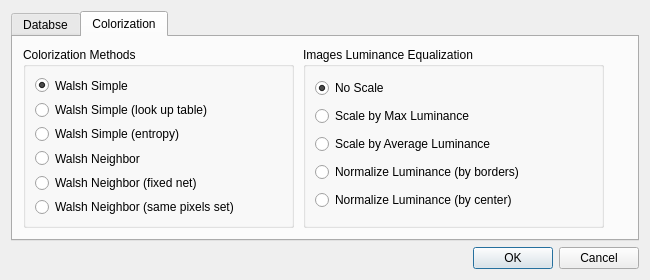
First picture: the form in GreyToColor/UI/DIALOGS/preferencesdialog.ui, repository iamantony/GreyToColor, before the edit.
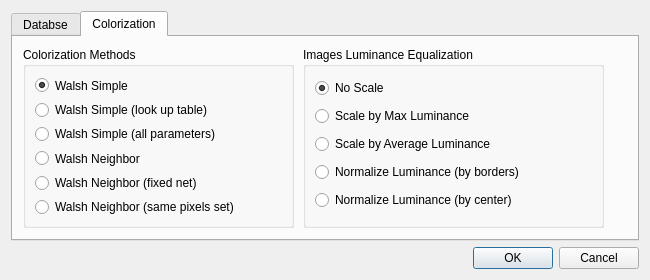
Second picture: the form after the edit. The open tabs and pages were chosen to show the change.

What changed in the file:
```diff
--- a/GreyToColor/UI/DIALOGS/preferencesdialog.ui
+++ b/GreyToColor/UI/DIALOGS/preferencesdialog.ui
@@ -146,7 +146,7 @@
         <item>
          <widget class="QRadioButton" name="rbWSEntropy">
           <property name="text">
-           <string>Walsh Simple (entropy)</string>
+           <string>Walsh Simple (all parameters)</string>
           </property>
          </widget>
         </item>
```
Left out of the diff: 2 changed lines with no effect on the pictures.
